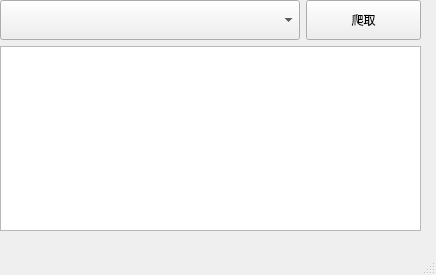
First picture: the form in window.ui, repository lissettecarlr/spider-animate, before the edit.
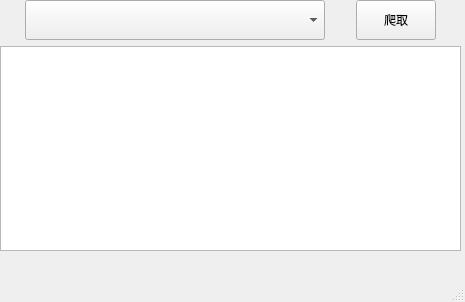
Second picture: the form after the edit.

```diff
--- a/window.ui
+++ b/window.ui
@@ -6,8 +6,8 @@
    <rect>
     <x>0</x>
     <y>0</y>
-    <width>436</width>
-    <height>275</height>
+    <width>465</width>
+    <height>302</height>
    </rect>
   </property>
   <property name="windowTitle">
@@ -19,13 +19,26 @@
      <rect>
       <x>0</x>
       <y>0</y>
-      <width>421</width>
-      <height>231</height>
+      <width>461</width>
+      <height>251</height>
      </rect>
     </property>
     <layout class="QVBoxLayout" name="verticalLayout">
      <item>
       <layout class="QHBoxLayout" name="horizontalLayout">
+       <item>
+        <spacer name="horizontalSpacer_2">
+         <property name="orientation">
+          <enum>Qt::Horizontal</enum>
+         </property>
+         <property name="sizeHint" stdset="0">
+          <size>
+           <width>40</width>
+           <height>20</height>
+          </size>
+         </property>
+        </spacer>
+       </item>
        <item>
         <widget class="QComboBox" name="comboBox">
          <property name="minimumSize">
@@ -37,7 +50,7 @@
          <property name="font">
           <font>
            <family>宋体</family>
-           <pointsize>16</pointsize>
+           <pointsize>10</pointsize>
           </font>
          </property>
          <property name="layoutDirection">
@@ -45,6 +58,19 @@
          </property>
         </widget>
        </item>
+       <item>
+        <spacer name="horizontalSpacer">
+         <property name="orientation">
+          <enum>Qt::Horizontal</enum>
+         </property>
+         <property name="sizeHint" stdset="0">
+          <size>
+           <width>40</width>
+           <height>20</height>
+          </size>
+         </property>
+        </spacer>
+       </item>
        <item>
         <widget class="QPushButton" name="pushButton">
          <property name="minimumSize">
@@ -58,6 +84,19 @@
          </property>
         </widget>
        </item>
+       <item>
+        <spacer name="horizontalSpacer_3">
+         <property name="orientation">
+          <enum>Qt::Horizontal</enum>
+         </property>
+         <property name="sizeHint" stdset="0">
+          <size>
+           <width>40</width>
+           <height>20</height>
+          </size>
+         </property>
+        </spacer>
+       </item>
       </layout>
      </item>
      <item>
```
Left out of the diff: 2 changed lines with no effect on the pictures.
